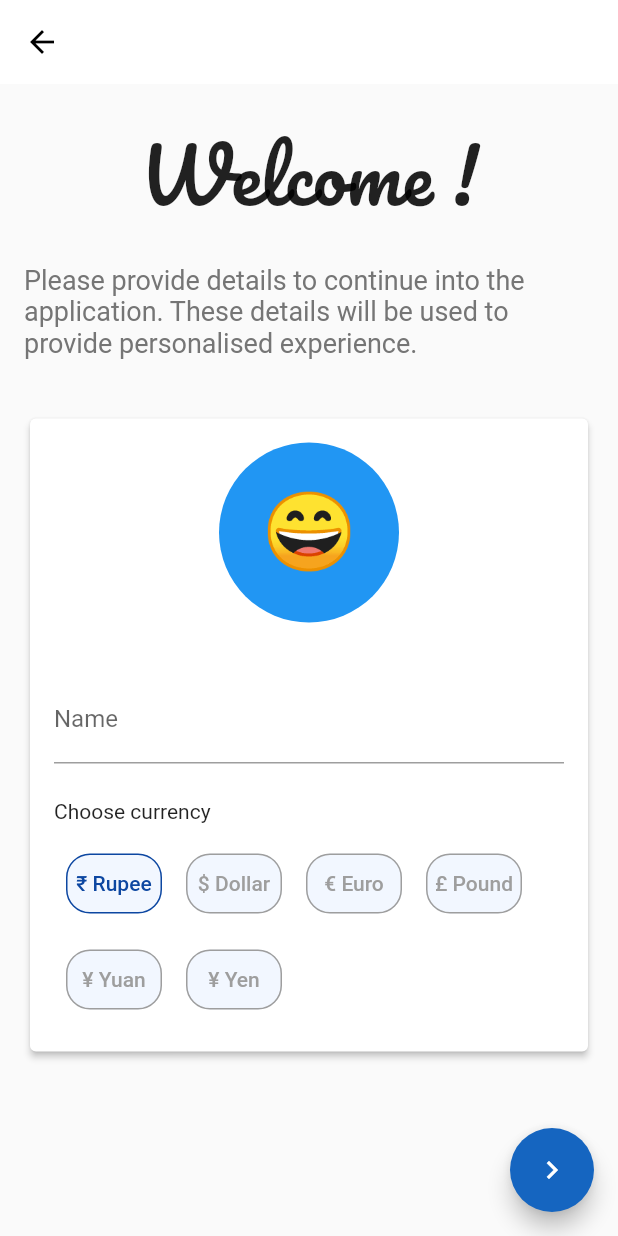
After one commit to jayantkatia/expense-tracker, a Flutter app: the screen it shows once a user with an empty profile is signed in, on a phone screen of 412 x 824 dp. The commit adds this screen. Run offline on Flutter 3.47's test engine with Material 2 defaults, Android fonts, the phone set to English and light mode, and no system bars; our stand-ins replace animated_bottom_navigation_bar, cloud_firestore, firebase_auth, firebase_core, flutter_svg, google_fonts and 1 more; accounts and stored records are empty; network calls fail.

Commit message:
fix database and models, add first_time_welcome page

```diff
--- /dev/null
+++ b/lib/app/first_time_page.dart
@@ -0,0 +1,217 @@
+import 'package:expense_tracker/models/user_data.dart';
+import 'package:expense_tracker/services/auth.dart';
+import 'package:expense_tracker/services/database.dart';
+import 'package:firebase_auth/firebase_auth.dart';
+import 'package:flutter/material.dart';
+import 'package:google_fonts/google_fonts.dart';
+import 'package:provider/provider.dart';
+
+class FirstTimePage extends StatefulWidget {
+  FirstTimePage({required this.user});
+  final User user;
+  @override
+  _FirstTimePageState createState() => _FirstTimePageState();
+}
+
+class _FirstTimePageState extends State<FirstTimePage> {
+  bool _isLoading = false;
+  final TextEditingController _nameController = TextEditingController();
+  String get _name => _nameController.text;
+  final _formKey = GlobalKey<FormState>();
+
+  int _currencyIndex = 0;
+  List<String> _currencyText = ['₹ Rupee', '\$ Dollar', '€ Euro', '£ Pound', '¥ Yuan', '¥ Yen'];
+
+  @override
+  void initState() {
+    super.initState();
+    _nameController.text = widget.user.displayName ?? '';
+  }
+
+  @override
+  void dispose() {
+    _nameController.dispose();
+    super.dispose();
+  }
+
+  Future<void> setUserData() async {
+    if (_formKey.currentState!.validate()) {
+      setState(() => _isLoading = true);
+      final Database database = Provider.of<Database>(context, listen: false);
+      try {
+        await database.setUserData(userData: UserData(name: _name, email: (widget.user.email as String), currency: _currencyText[_currencyIndex]));
+      } catch (_) {
+        setState(() => _isLoading = false);
+      }
+    }
+  }
+
+  Future<bool> _signOut() async {
+    final AuthBase auth = Provider.of<AuthBase>(context, listen: false);
+    setState(() => _isLoading = true);
+    await auth.signOut();
+    return false;
+  }
+
+  @override
+  Widget build(BuildContext context) {
+    return WillPopScope(
+      onWillPop: _signOut,
+      child: Scaffold(
+        appBar: _buildAppBar(),
+        body: SafeArea(
+          child: SingleChildScrollView(
+            child: Padding(
+              padding: const EdgeInsets.all(16.0),
+              child: Form(
+                key: _formKey,
+                child: Column(
+                  children: _buildForm(),
+                ),
+              ),
+            ),
+          ),
+        ),
+        floatingActionButton: FloatingActionButton(
+          onPressed: _isLoading ? null : setUserData,
+          child: Icon(Icons.navigate_next),
+        ),
+      ),
+    );
+  }
+
+  AppBar _buildAppBar() {
+    return AppBar(
+      leading: IconButton(
+        icon: Icon(
+          Icons.arrow_back_outlined,
+          color: Colors.black,
+        ),
+        onPressed: _signOut,
+      ),
+      shadowColor: Colors.transparent,
+    );
+  }
+
+  List<Widget> _buildForm() {
+    return [
+      Text(
+        'Welcome !',
+        style: GoogleFonts.pacifico(fontSize: 50.0),
+      ),
+      Padding(
+        padding: const EdgeInsets.symmetric(vertical: 16.0),
+        child: Text(
+          'Please provide details to continue into the application. These details will be used to provide personalised experience.',
+          style: TextStyle(
+            color: Colors.grey[600],
+            fontSize: 18.0,
+          ),
+          maxLines: 4,
+        ),
+      ),
+      SizedBox(height: 20),
+      Card(
+        elevation: 2,
+        child: Padding(
+          padding: const EdgeInsets.all(16.0),
+          child: Column(
+            crossAxisAlignment: CrossAxisAlignment.start,
+            children: [
+              Center(child: _roundedPic()),
+              Center(
+                child: Padding(
+                  padding: const EdgeInsets.symmetric(vertical: 8.0),
+                  child: Text(
+                    widget.user.email ?? '',
+                    style: TextStyle(fontStyle: FontStyle.italic, fontSize: 16.0),
+                  ),
+                ),
+              ),
+              TextFormField(
+                keyboardType: TextInputType.name,
+                autocorrect: false,
+                controller: _nameController,
+                onChanged: (value) => {},
+                textInputAction: TextInputAction.next,
+                decoration: InputDecoration(
+                  labelText: 'Name',
+                  hintText: 'Harshad Mehta',
+                  enabled: !_isLoading,
+                ),
+                validator: (value) {
+                  if (value == null || value.isEmpty) {
+                    return 'Please enter your name';
+                  }
+                  return null;
+                },
+              ),
+              SizedBox(height: 16),
+              Padding(
+                padding: const EdgeInsets.symmetric(vertical: 8.0),
+                child: Text('Choose currency'),
+              ),
+              Wrap(children: _radioGroup()),
+            ],
+          ),
+        ),
+      ),
+    ];
+  }
+
+  List<Widget> _radioGroup() {
+    List<Widget> _return = [];
+    for (int i = 0; i < _currencyText.length; i++) {
+      _return.add(_radioButton(i));
+    }
+    return _return;
+  }
+
+  Widget _radioButton(int index) {
+    bool _isSelected = _currencyIndex == index;
+    return Padding(
+      padding: const EdgeInsets.all(8.0),
+      child: ConstrainedBox(
+        constraints: BoxConstraints(
+          minHeight: 40,
+          maxHeight: 50,
+        ),
+        child: TextButton(
+          style: TextButton.styleFrom(
+              padding: const EdgeInsets.symmetric(horizontal: 4, vertical: 8),
+              backgroundColor: Colors.blueAccent[100]?.withOpacity(0.1),
+              primary: _isSelected ? Colors.blue[900] : Colors.grey,
+              shape: RoundedRectangleBorder(
+                  borderRadius: BorderRadius.all(Radius.circular(16.0)),
+                  side: BorderSide(
+                    color: _isSelected ? Colors.blue[900] ?? Colors.blue : Colors.grey,
+                  ))),
+          child: Text(_currencyText[index]),
+          onPressed: _isLoading
+              ? null
+              : () => setState(() {
+                    _currencyIndex = index;
+                  }),
+        ),
+      ),
+    );
+  }
+
+  CircleAvatar _roundedPic() {
+    String text = '😄';
+    if (_name != '') {
+      text = _name[0];
+    }
+    String _url = widget.user.photoURL ?? '';
+    return CircleAvatar(
+      maxRadius: 60,
+      minRadius: 40,
+      foregroundImage: _url != '' ? NetworkImage(_url) : null,
+      backgroundColor: Theme.of(context).primaryColor,
+      child: Text(
+        text,
+        style: TextStyle(fontSize: 50, color: Colors.white),
+      ),
+    );
+  }
+}
--- a/lib/app/landing_page.dart
+++ b/lib/app/landing_page.dart
@@ -1,6 +1,9 @@
 import 'package:expense_tracker/Dashboard.dart';
+import 'package:expense_tracker/app/first_time_page.dart';
 import 'package:expense_tracker/app/sign_in_page.dart';
+import 'package:expense_tracker/models/user_data.dart';
 import 'package:expense_tracker/services/auth.dart';
+import 'package:expense_tracker/services/database.dart';
 import 'package:firebase_auth/firebase_auth.dart';
 import 'package:flutter/material.dart';
 import 'package:provider/provider.dart';
@@ -18,7 +21,11 @@ class LandingPage extends StatelessWidget {
           if (user == null)
             return SignInPage();
           else
-            return Dashboard();
+            return _buildDashboard(user);
+        } else if (snapshot.hasError) {
+          return Scaffold(
+            body: Center(child: Text("Some error ocurred !!")),
+          );
         } else {
           return Scaffold(
             body: Center(child: CircularProgressIndicator()),
@@ -27,4 +34,25 @@ class LandingPage extends StatelessWidget {
       },
     );
   }
+
+  Widget _buildDashboard(User user) => Provider<Database>(
+        create: (_) => FirestoreDatabase(uid: user.uid),
+        child: Builder(builder: (context) {
+          final Database database = Provider.of<Database>(context);
+          return StreamBuilder<UserData>(
+              stream: database.getUserData(),
+              builder: (context, snapshot) {
+                if (snapshot.connectionState == ConnectionState.active) {
+                  if (snapshot.hasData && snapshot.data != null) {
+                    return Dashboard();
+                  }
+                  return FirstTimePage(user: user);
+                } else {
+                  return Scaffold(
+                    body: Center(child: CircularProgressIndicator()),
+                  );
+                }
+              });
+        }),
+      );
 }
--- a/lib/main.dart
+++ b/lib/main.dart
@@ -2,13 +2,11 @@ import 'package:expense_tracker/app/landing_page.dart';
 import 'package:expense_tracker/services/auth.dart';
 import 'package:firebase_core/firebase_core.dart';
 import 'package:flutter/material.dart';
-// import 'package:flutter/services.dart';
 import 'package:provider/provider.dart';
 
 void main() async {
   WidgetsFlutterBinding.ensureInitialized();
   await Firebase.initializeApp();
-  // SystemChrome.setSystemUIOverlayStyle(SystemUiOverlayStyle(statusBarColor: Colors.blue));
   runApp(MyApp());
 }
 
@@ -20,8 +18,8 @@ class MyApp extends StatelessWidget {
       child: MaterialApp(
         title: 'Expense Tracker',
         theme: ThemeData(
-          primarySwatch: Colors.pink /*Colors.blue*/,
-          accentColor: Color(0xffff3378) /*Colors.blue[900]*/,
+          primarySwatch: Colors.blue /*Colors.pink*/,
+          accentColor: Colors.blue[800] /*Color(0xffff3378)*/,
           appBarTheme: AppBarTheme(
             backgroundColor: Colors.white,
             centerTitle: true,
--- a/lib/models/budget.dart
+++ b/lib/models/budget.dart
@@ -1,7 +1,8 @@
 class Budget {
-  Budget({required this.name, required this.amount, required this.startDate, required this.endDate});
+  Budget({required this.name, required this.amount, required this.startDate, required this.endDate, this.documentId});
 
   final String name;
+  final String? documentId;
   final double amount;
   final DateTime startDate, endDate;
 
@@ -19,6 +20,7 @@ class Budget {
       amount: amount,
       startDate: startDate,
       endDate: endDate,
+      documentId: documentId,
     );
   }
   Map<String, dynamic> toMap() {
@@ -31,5 +33,5 @@ class Budget {
   }
 
   @override
-  String toString() => '<Budget> name: $name, amount: $amount, startDate: $startDate, endDate: $endDate';
+  String toString() => '<Budget> name: $name, amount: $amount, startDate: $startDate, endDate: $endDate, documentId: $documentId';
 }
--- a/lib/models/expense.dart
+++ b/lib/models/expense.dart
@@ -1,6 +1,7 @@
 class Expense {
-  Expense({required this.name, required this.amount, required this.date, required this.category});
+  Expense({required this.name, required this.amount, required this.date, required this.category, this.documentId});
   final String name, category;
+  final String? documentId;
   final double amount;
   final DateTime date;
 
@@ -18,6 +19,7 @@ class Expense {
       amount: amount,
       category: category,
       date: date,
+      documentId: documentId,
     );
   }
 
@@ -31,5 +33,5 @@ class Expense {
   }
 
   @override
-  String toString() => '<Expense> name: $name, amount: $amount, category: $category, date: $date';
+  String toString() => '<Expense> name: $name, amount: $amount, category: $category, date: $date, documentId: $documentId';
 }
--- a/lib/models/user_data.dart
+++ b/lib/models/user_data.dart
@@ -1,7 +1,7 @@
 class UserData {
-  UserData({required this.name, required this.email, this.imgUrl});
-  final String name, email;
-  final String? imgUrl;
+  UserData({required this.name, required this.email, required this.currency, this.documentId}) : symbol = currency[0];
+  final String name, email, currency, symbol;
+  final String? documentId;
 
   factory UserData.fromMap(Map<String, dynamic>? data, String documentId) {
     if (data == null) {
@@ -9,11 +9,12 @@ class UserData {
     }
     final String name = data['name'];
     final String email = data['email'];
-    final String? imgUrl = data['imgUrl'];
+    final String currency = data['currency'];
     return UserData(
       name: name,
       email: email,
-      imgUrl: imgUrl,
+      currency: currency,
+      documentId: documentId,
     );
   }
 
@@ -21,10 +22,10 @@ class UserData {
     return {
       'name': name,
       'email': email,
-      'imgUrl': imgUrl,
+      'currency': currency,
     };
   }
 
   @override
-  String toString() => '<UserData> name: $name, email: $email, imgUrl: $imgUrl';
+  String toString() => '<UserData> name: $name, email: $email, currency: $currency, documentId: $documentId';
 }
--- a/lib/services/api_path.dart
+++ b/lib/services/api_path.dart
@@ -1,5 +1,5 @@
 class APIPath {
-  static String user({required String uid}) => 'users/{uid}';
+  static String user({required String uid}) => 'users/$uid';
 
   static String budgets({required String uid}) => 'users/$uid/budgets';
   static String budget({required String uid, required String budgetId}) => 'users/$uid/budgets/$budgetId';
--- a/lib/services/database.dart
+++ b/lib/services/database.dart
@@ -5,7 +5,23 @@ import 'package:expense_tracker/services/api_path.dart';
 import 'package:expense_tracker/services/firestore_service_class.dart';
 
 abstract class Database {
+  // get Collection queries
+  Stream<List<Budget>> getBudgets();
+  Stream<List<Expense>> getExpenses({required String budgetId});
+
+  // get Document queries
   Stream<UserData> getUserData();
+  Stream<Budget> getBudget({required String budgetId});
+  Stream<Expense> getExpense({required String budgetId, required String expenseId});
+
+  // set(create/update) queries
+  Future<void> setUserData({required UserData userData});
+  Future<void> setBudget({required Budget budget});
+  Future<void> setExpense({required Expense expense});
+
+  // delete queries
+  Future<void> deleteBudget({required String budgetId});
+  Future<void> deleteExpense({required String budgetId, required String expenseId});
 }
 
 class FirestoreDatabase implements Database {
@@ -52,7 +68,7 @@ class FirestoreDatabase implements Database {
       );
 
   // delete queries
-  Future<void> deleteBudget({required String budgetId, required String expenseId}) => _service.deleteData(
+  Future<void> deleteBudget({required String budgetId}) => _service.deleteData(
         path: APIPath.budget(uid: uid, budgetId: budgetId),
       );
   Future<void> deleteExpense({required String budgetId, required String expenseId}) => _service.deleteData(
```
Also changed, not shown: 1 other file.
